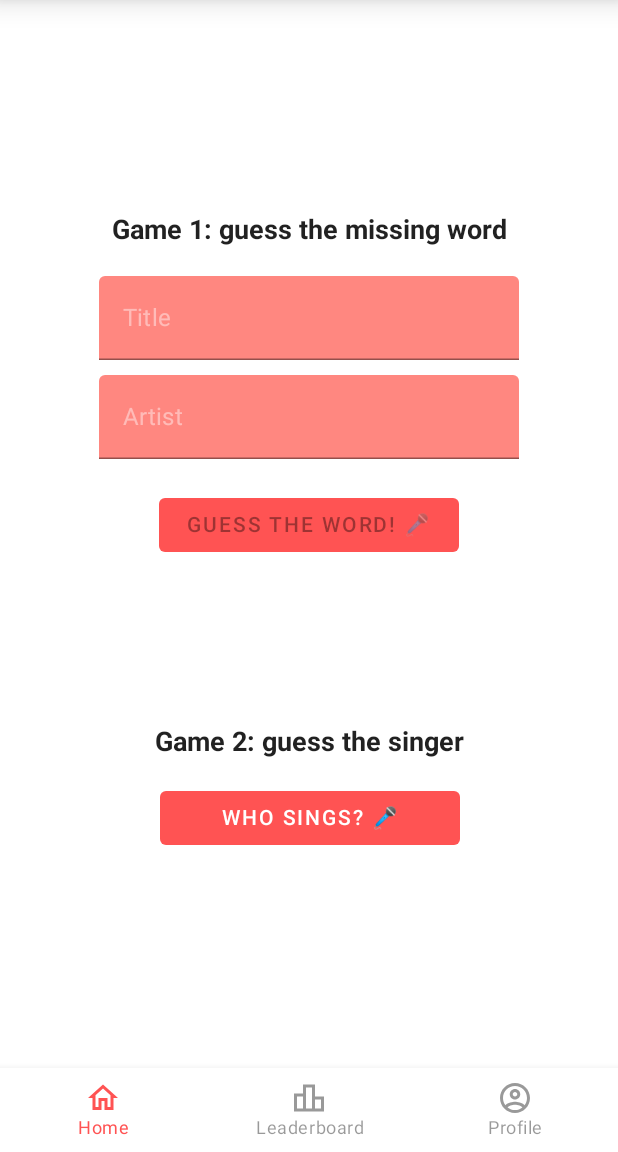
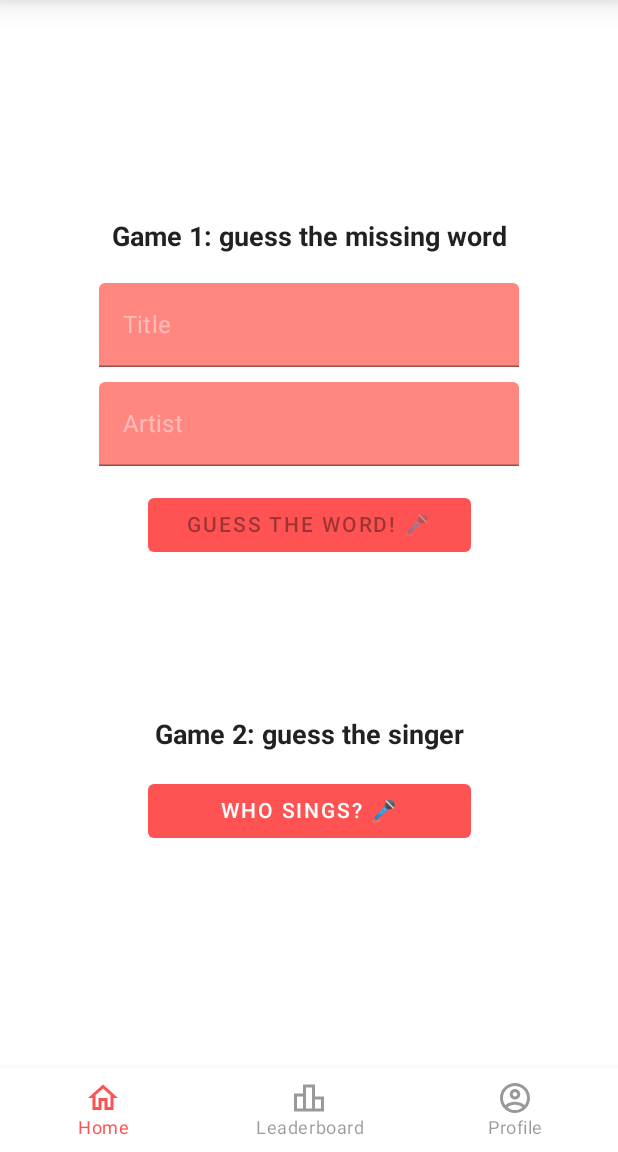
Before and after one commit to MatriscianoSalvatore/musixgame, an Android app built with Jetpack Compose: the screen it shows after launch once a user with an empty profile is signed in (MainActivity), on a phone screen of 412 x 824 dp, the part 84-1236 px from its top. Run offline under Robolectric (Android 15) with nearby library versions, the phone set to English and light mode, and no system bars; our stand-ins replace Firebase (no records; nobody signed in at launch, a user with empty details on screens opened directly).

Commit message:
fixed margins, colors and text align

```diff
--- a/app/src/main/java/com/matrisciano/musixmatch/MainActivity.kt
+++ b/app/src/main/java/com/matrisciano/musixmatch/MainActivity.kt
@@ -162,8 +162,8 @@ class MainActivity : ComponentActivity() {
 
                         TextButton(
                             modifier = Modifier
-                                .padding(20.dp)
-                                .width(200.dp),
+                                .padding(15.dp)
+                                .width(215.dp),
                             onClick = {
                                 getTrack(artist, title)
                             },
@@ -191,7 +191,7 @@ class MainActivity : ComponentActivity() {
 
                             TextButton(
                                 modifier = Modifier
-                                    .width(200.dp),
+                                    .width(215.dp),
                                 onClick = {
                                     getTopTracks()
                                 },
```
Also changed, not shown: app/src/main/java/com/matrisciano/musixmatch/WhoSingsActivity.kt (+12 -7 lines), app/src/main/java/com/matrisciano/musixmatch/ui/theme/Theme.kt (+6 -2 lines).
